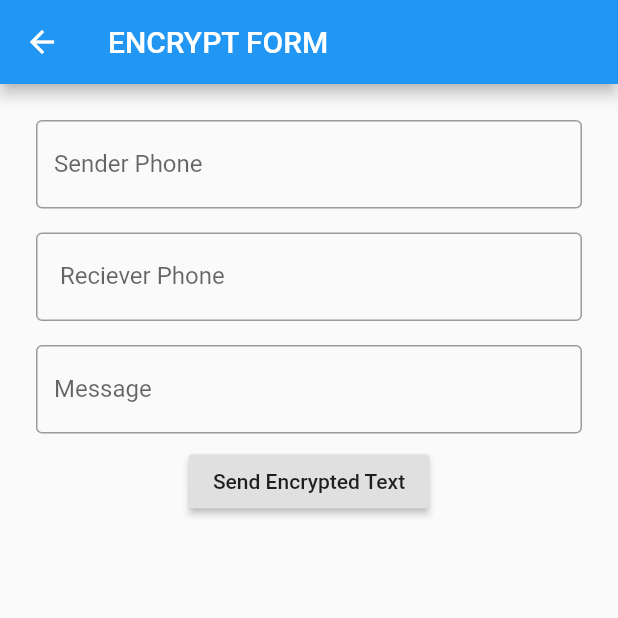
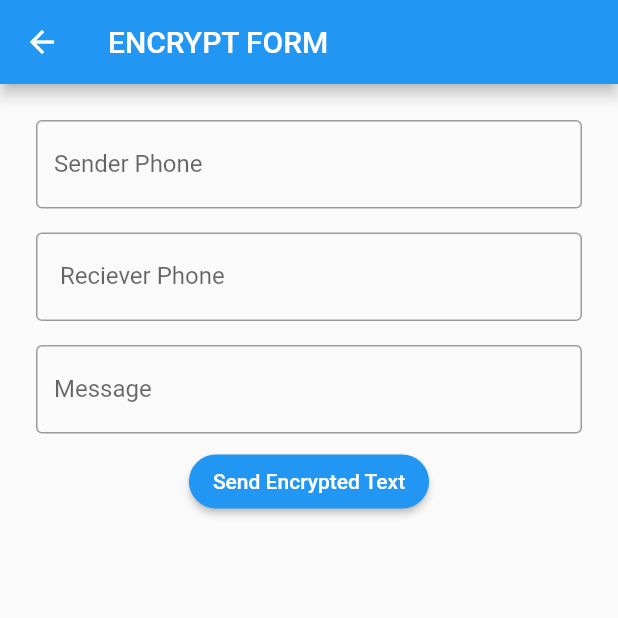
Before and after one commit to shrestha24/encrypted_message_app, a Flutter app: the screen it shows after launch, after a tap on "Send Encrypted Message", on a phone screen of 412 x 824 dp, the top half of it. Run offline on Flutter 3.47's test engine with Material 2 defaults, Android fonts, the phone set to English and light mode, and no system bars; our stand-ins replace firebase_auth, flutter_spinkit, font_awesome_flutter; missing offline and left inert: encrypt; accounts and stored records are empty.

Commit message:
encrypt page updated.

```diff
--- a/lib/page/decrypt_page.dart
+++ b/lib/page/decrypt_page.dart
@@ -21,6 +21,7 @@ class _DecryptPageState extends State<DecryptPage> {
         appBar: AppBar(),
         body: Padding(
           padding: const EdgeInsets.all(16.0),
+          child: SingleChildScrollView(
             child: Column(
               mainAxisAlignment: MainAxisAlignment.center,
               children: [
@@ -92,6 +93,7 @@ class _DecryptPageState extends State<DecryptPage> {
                 )
               ],
             ),
+          ),
         ));
   }
 }
--- a/lib/page/encrypt_page.dart
+++ b/lib/page/encrypt_page.dart
@@ -12,7 +12,7 @@ class EncryptForm extends StatelessWidget {
   final keyControler = TextEditingController();
   final encryptedText = TextEditingController();
   EncryptForm({Key key}) : super(key: key);
-  String text = "Encrypted Text Will Appera here";
+  String text = "Encrypted Text Will Appear here";
 
   @override
   Widget build(BuildContext context) {
@@ -25,7 +25,8 @@ class EncryptForm extends StatelessWidget {
           padding: const EdgeInsets.all(16.0),
           child: Column(
             mainAxisAlignment: MainAxisAlignment.center,
-            children: [
+            children: <Widget>[
+
               Padding(
                 padding: const EdgeInsets.all(8.0),
                 child: TextField(
@@ -63,6 +64,11 @@ class EncryptForm extends StatelessWidget {
                 mainAxisAlignment: MainAxisAlignment.center,
                 children: [
                   RaisedButton(
+                    color: Colors.blue,
+                    textColor: Colors.white,
+                    shape: RoundedRectangleBorder(
+                      borderRadius: BorderRadius.circular(28.0)
+                    ),
                     onPressed: () async {
                       String key = senderPhoneController.text.trim() +
                           recieverPhoneController.text.trim() +
--- a/lib/page/home.dart
+++ b/lib/page/home.dart
@@ -46,7 +46,7 @@ class Home extends StatelessWidget {
                             Text(
                               "Send Encrypted Message ",
                               style:
-                                  TextStyle(color: Colors.white, fontSize: 35),
+                                  TextStyle(color: Colors.white, fontSize: 25),
                             ),
                           ],
                         ),
@@ -86,7 +86,7 @@ class Home extends StatelessWidget {
                             Text(
                               "Decrypt Recieved Message ",
                               style:
-                                  TextStyle(color: Colors.white, fontSize: 35),
+                                  TextStyle(color: Colors.white, fontSize: 24),
                             ),
                           ],
                         ),
```
Lines whose indentation alone changed are shown as unchanged.
